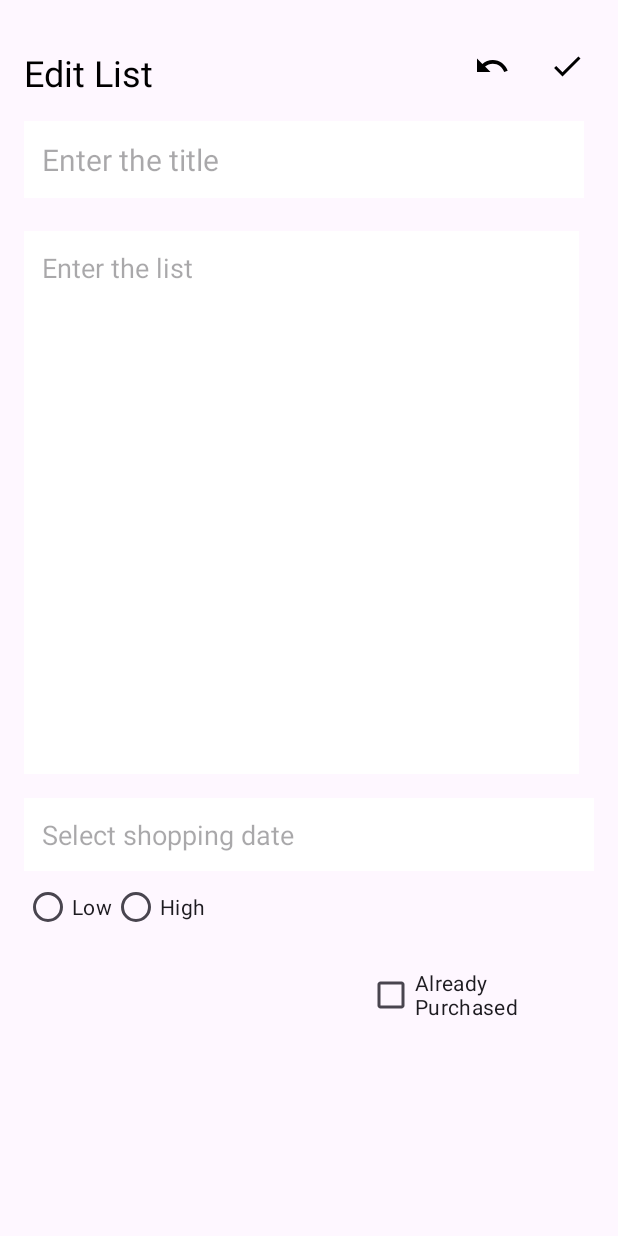
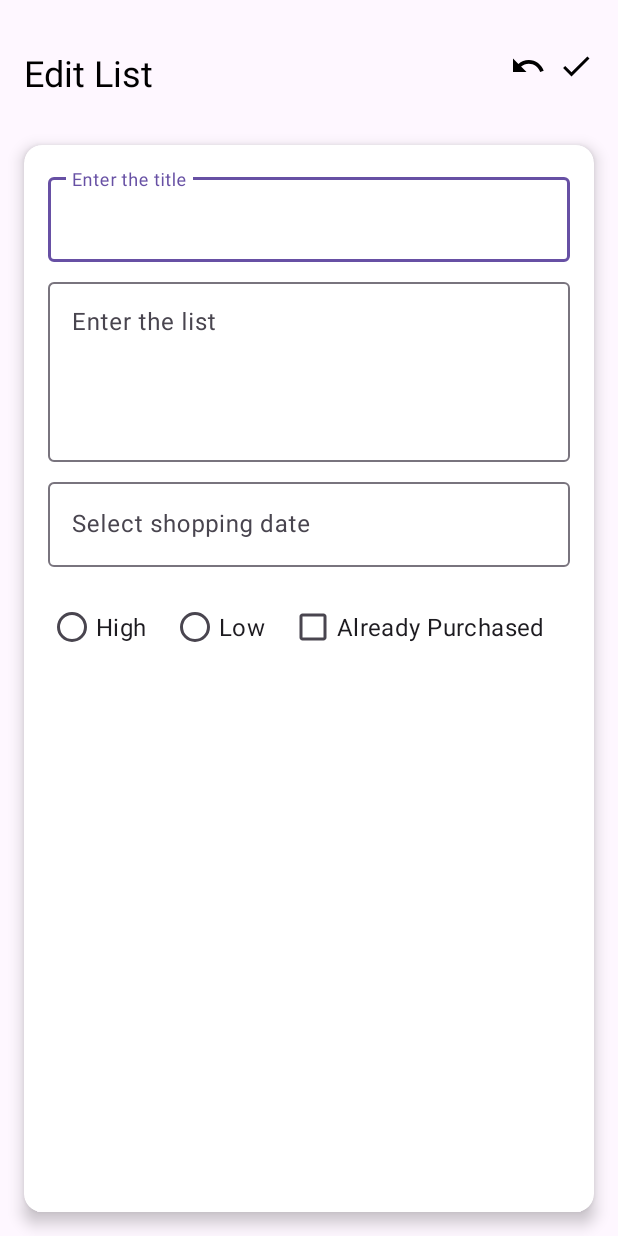
Before and after one commit to paras603/easy-cart, an Android app: the UpdateShoppingListActivity screen opened directly, with no data from a screen before it, on a phone screen of 412 x 824 dp. Run offline under Robolectric (Android 15) with nearby library versions, the phone set to English and light mode, and no system bars; 2 statements that could not run were skipped.

Commit message:
recreated update shopping list layout

```diff
--- a/app/src/main/res/layout/activity_update_shopping_list.xml
+++ b/app/src/main/res/layout/activity_update_shopping_list.xml
@@ -1,114 +1,156 @@
 <?xml version="1.0" encoding="utf-8"?>
-<RelativeLayout
+<androidx.constraintlayout.widget.ConstraintLayout
     xmlns:android="http://schemas.android.com/apk/res/android"
     xmlns:app="http://schemas.android.com/apk/res-auto"
     xmlns:tools="http://schemas.android.com/tools"
     android:layout_width="match_parent"
     android:layout_height="match_parent"
-    android:padding="16dp"
+    android:fitsSystemWindows="true"
     tools:context=".UpdateShoppingListActivity">
 
+    <!-- Toolbar/Header Section -->
     <TextView
         android:id="@+id/editListHeading"
         android:layout_width="wrap_content"
         android:layout_height="wrap_content"
-        android:layout_alignParentTop="true"
-        android:layout_marginTop="16dp"
         android:text="Edit List"
         android:textColor="@color/black"
-        android:textSize="24sp"/>
+        android:textSize="24sp"
+        app:layout_constraintTop_toTopOf="parent"
+        app:layout_constraintStart_toStartOf="parent"
+        android:layout_marginTop="32dp"
+        android:layout_marginStart="16dp"/>
 
-    <!-- Undo Button -->
     <ImageView
         android:id="@+id/undoButton"
         android:layout_width="wrap_content"
         android:layout_height="wrap_content"
         android:src="@drawable/baseline_undo_24"
-        android:layout_alignParentEnd="true"
-        android:layout_alignTop="@id/editListHeading"
-        android:layout_marginEnd="56dp"/>
+        android:contentDescription="Undo"
+        app:layout_constraintTop_toTopOf="@id/editListHeading"
+        app:layout_constraintEnd_toStartOf="@id/updateSaveButton"
+        android:layout_marginEnd="8dp"/>
 
     <ImageView
         android:id="@+id/updateSaveButton"
         android:layout_width="wrap_content"
         android:layout_height="wrap_content"
         android:src="@drawable/baseline_done_24"
-        android:layout_alignParentEnd="true"
-        android:layout_alignTop="@id/editListHeading"
-        android:layout_marginEnd="6dp"/>
+        android:contentDescription="Save"
+        app:layout_constraintTop_toTopOf="@id/undoButton"
+        app:layout_constraintEnd_toEndOf="parent"
+        android:layout_marginEnd="16dp"/>
 
-    <EditText
+    <!-- Scrollable Form Section -->
+    <ScrollView
+        android:layout_width="0dp"
+        android:layout_height="0dp"
+        android:fillViewport="true"
+        app:layout_constraintTop_toBottomOf="@id/editListHeading"
+        app:layout_constraintBottom_toBottomOf="parent"
+        app:layout_constraintStart_toStartOf="parent"
+        app:layout_constraintEnd_toEndOf="parent"
+        android:layout_marginTop="16dp">
+
+        <androidx.cardview.widget.CardView
+            android:layout_width="match_parent"
+            android:layout_height="wrap_content"
+            android:layout_margin="16dp"
+            app:cardCornerRadius="12dp"
+            app:cardElevation="6dp">
+
+            <LinearLayout
+                android:layout_width="match_parent"
+                android:layout_height="wrap_content"
+                android:orientation="vertical"
+                android:padding="16dp">
+
+                <!-- Title Input -->
+                <com.google.android.material.textfield.TextInputLayout
+                    android:layout_width="match_parent"
+                    android:layout_height="wrap_content"
+                    android:hint="Enter the title">
+
+                    <com.google.android.material.textfield.TextInputEditText
                         android:id="@+id/updateTitleEditText"
-        android:layout_width="373dp"
+                        android:layout_width="match_parent"
                         android:layout_height="wrap_content"
-        android:layout_below="@id/editListHeading"
-        android:layout_marginTop="16dp"
-        android:background="@color/white"
-        android:hint="Enter the title"
-        android:maxLines="1"
-        android:padding="12dp"
-        android:textSize="20sp" />
+                        android:textSize="16sp"/>
+                </com.google.android.material.textfield.TextInputLayout>
 
-    <EditText
+                <!-- Content Input -->
+                <com.google.android.material.textfield.TextInputLayout
+                    android:layout_width="match_parent"
+                    android:layout_height="wrap_content"
+                    android:hint="Enter the list"
+                    android:layout_marginTop="8dp">
+
+                    <com.google.android.material.textfield.TextInputEditText
                         android:id="@+id/updateContentEditText"
-        android:layout_width="370dp"
-        android:layout_height="362dp"
-        android:layout_below="@id/updateTitleEditText"
-        android:layout_marginTop="22dp"
-        android:background="@color/white"
+                        android:layout_width="match_parent"
+                        android:layout_height="120dp"
                         android:gravity="top"
-        android:hint="Enter the list"
-        android:padding="12dp"
-        android:textSize="18sp" />
+                        android:inputType="textMultiLine"
+                        android:textSize="16sp"/>
+                </com.google.android.material.textfield.TextInputLayout>
 
-    <!-- Date Picker EditText -->
-    <EditText
+                <!-- Date Picker -->
+                <com.google.android.material.textfield.TextInputLayout
+                    android:layout_width="match_parent"
+                    android:layout_height="wrap_content"
+                    android:hint="Select shopping date"
+                    android:layout_marginTop="8dp">
+
+                    <com.google.android.material.textfield.TextInputEditText
                         android:id="@+id/updateDateEditText"
                         android:layout_width="match_parent"
                         android:layout_height="wrap_content"
-        android:layout_below="@id/updateContentEditText"
+                        android:focusable="false"
+                        android:clickable="true"
+                        android:textSize="16sp"/>
+                </com.google.android.material.textfield.TextInputLayout>
+
+                <!-- Priority and Purchase Checkbox -->
+                <LinearLayout
+                    android:layout_width="match_parent"
+                    android:layout_height="wrap_content"
                     android:layout_marginTop="16dp"
-        android:background="@color/white"
-        android:hint="Select shopping date"
-        android:padding="12dp"
-        android:textSize="18sp"
-        android:focusable="false"
-        android:clickable="true"/>
+                    android:orientation="horizontal"
+                    android:gravity="center_vertical">
 
                     <RadioGroup
                         android:id="@+id/priorityRadioGroup"
                         android:layout_width="wrap_content"
                         android:layout_height="wrap_content"
-        android:layout_below="@id/updateDateEditText"
                         android:orientation="horizontal">
+
+                        <RadioButton
+                            android:id="@+id/highPriorityRadioButton"
+                            android:layout_width="wrap_content"
+                            android:layout_height="wrap_content"
+                            android:text="High"
+                            android:textSize="16sp"/>
 
                         <RadioButton
                             android:id="@+id/lowPriorityRadioButton"
                             android:layout_width="wrap_content"
                             android:layout_height="wrap_content"
-            android:text="Low" />
-
-        <RadioButton
-            android:id="@+id/highPriorityRadioButton"
-            android:layout_width="wrap_content"
-            android:layout_height="wrap_content"
-            android:text="High" />
-
+                            android:layout_marginStart="16dp"
+                            android:text="Low"
+                            android:textSize="16sp"/>
                     </RadioGroup>
 
                     <CheckBox
                         android:id="@+id/checkBox"
-        android:layout_width="124dp"
-        android:layout_height="57dp"
-        android:layout_below="@+id/updateDateEditText"
-        android:layout_alignParentEnd="true"
-        android:layout_alignParentBottom="true"
-        android:layout_marginStart="107dp"
-        android:layout_marginTop="16dp"
-        android:layout_marginEnd="27dp"
-        android:layout_marginBottom="78dp"
-        android:layout_toEndOf="@+id/priorityRadioGroup"
-        android:text="Already Purchased" />
+                        android:layout_width="wrap_content"
+                        android:layout_height="wrap_content"
+                        android:text="Already Purchased"
+                        android:textSize="16sp"
+                        android:layout_marginStart="16dp"/>
+                </LinearLayout>
 
+            </LinearLayout>
+        </androidx.cardview.widget.CardView>
+    </ScrollView>
 
-</RelativeLayout>
+</androidx.constraintlayout.widget.ConstraintLayout>
```
Lines whose indentation alone changed are shown as unchanged.
